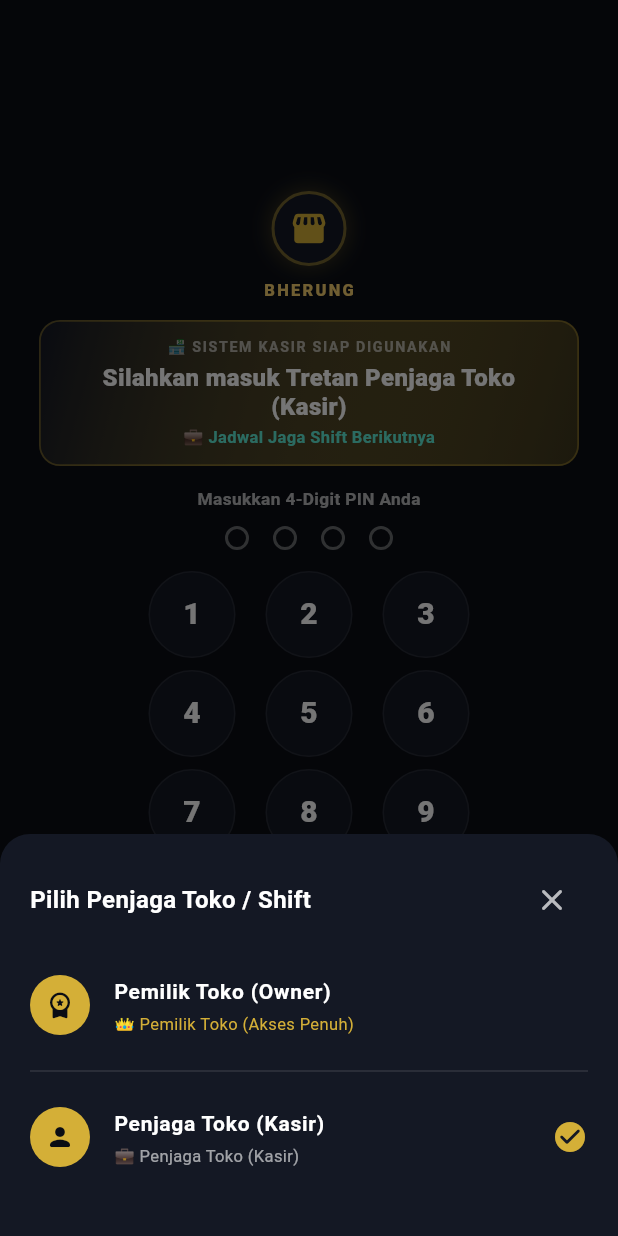
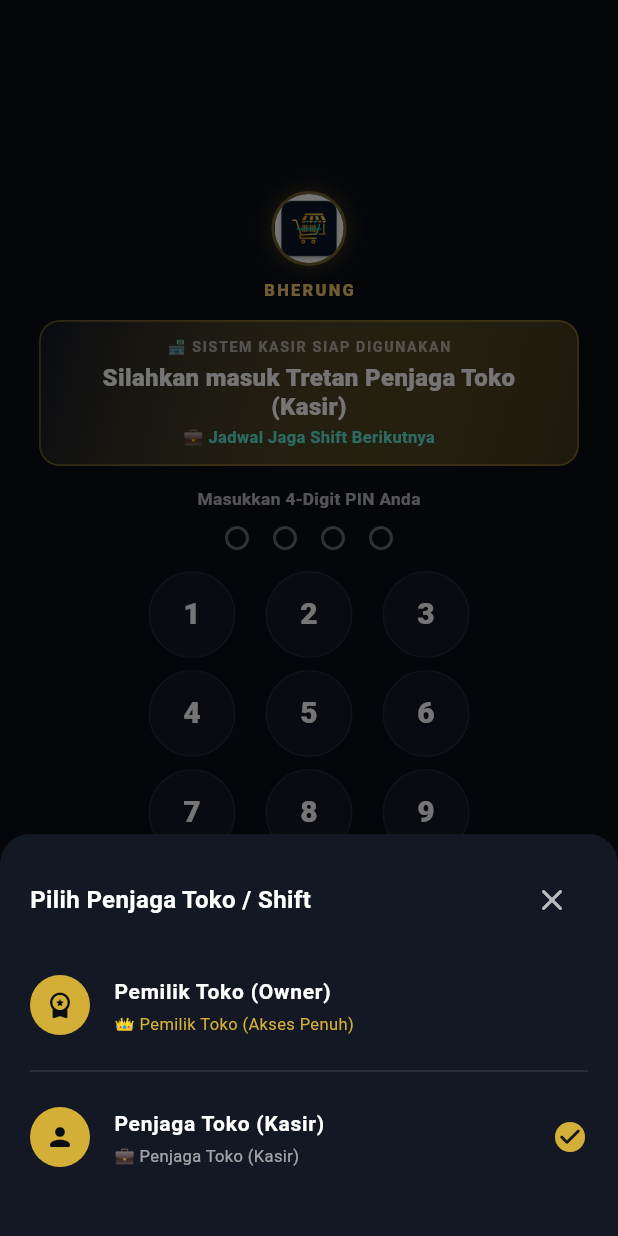
Before and after one commit to crediblemark-official/Bherung, a Flutter app: the screen it shows after launch, after a tap on "Bukan Anda? Ganti Penjaga Lain / Masuk O", on a phone screen of 412 x 824 dp. Run offline on Flutter 3.47's test engine with Material 3 defaults, Android fonts, the phone set to English and light mode, and no system bars; our stand-ins replace audioplayers, google_sign_in, googleapis_auth, shared_preferences; missing offline and left inert: mobile_scanner; accounts and stored records are empty; key blocks and very long unbroken strings in the code were emptied for the run.

Commit message:
fix: Configure web google sign-in meta & clientId, register assets/images in pubspec.yaml, and wrap ListTile with Material

```diff
--- a/lib/screens/pin_login_lock_screen.dart
+++ b/lib/screens/pin_login_lock_screen.dart
@@ -143,7 +143,9 @@ class _PinLoginLockScreenState extends State<PinLoginLockScreen> with SingleTick
               itemBuilder: (c, i) {
                 final u = widget.users[i];
                 final isSelected = _currentScheduledUser?.id == u.id;
-                return ListTile(
+                return Material(
+                  color: Colors.transparent,
+                  child: ListTile(
                     contentPadding: EdgeInsets.zero,
                     leading: CircleAvatar(
                       backgroundColor: u.isOwner ? AppTheme.primaryGold : AppTheme.primaryTeal,
@@ -170,6 +172,7 @@ class _PinLoginLockScreenState extends State<PinLoginLockScreen> with SingleTick
                       });
                       Navigator.pop(ctx);
                     },
+                  ),
                 );
               },
             ),
--- a/lib/services/google_sheets_direct_service.dart
+++ b/lib/services/google_sheets_direct_service.dart
@@ -12,6 +12,7 @@ class GoogleSheetsDirectService {
   GoogleSheetsDirectService._internal();
 
   final GoogleSignIn _googleSignIn = GoogleSignIn(
+    clientId: kIsWeb ? '576140887919-b7i4e44ih2depjr8kddkmufobmndjik3.apps.googleusercontent.com' : null,
     serverClientId: '576140887919-b7i4e44ih2depjr8kddkmufobmndjik3.apps.googleusercontent.com',
     scopes: <String>[
       'email',
--- a/pubspec.yaml
+++ b/pubspec.yaml
@@ -69,6 +69,7 @@ flutter:
 
   assets:
     - assets/docs/
+    - assets/images/
     - assets/sounds/
 
   # An image asset can refer to one or more resolution-specific "variants", see
```
Also changed, not shown: 1 other file. Lines whose indentation alone changed are shown as unchanged.
